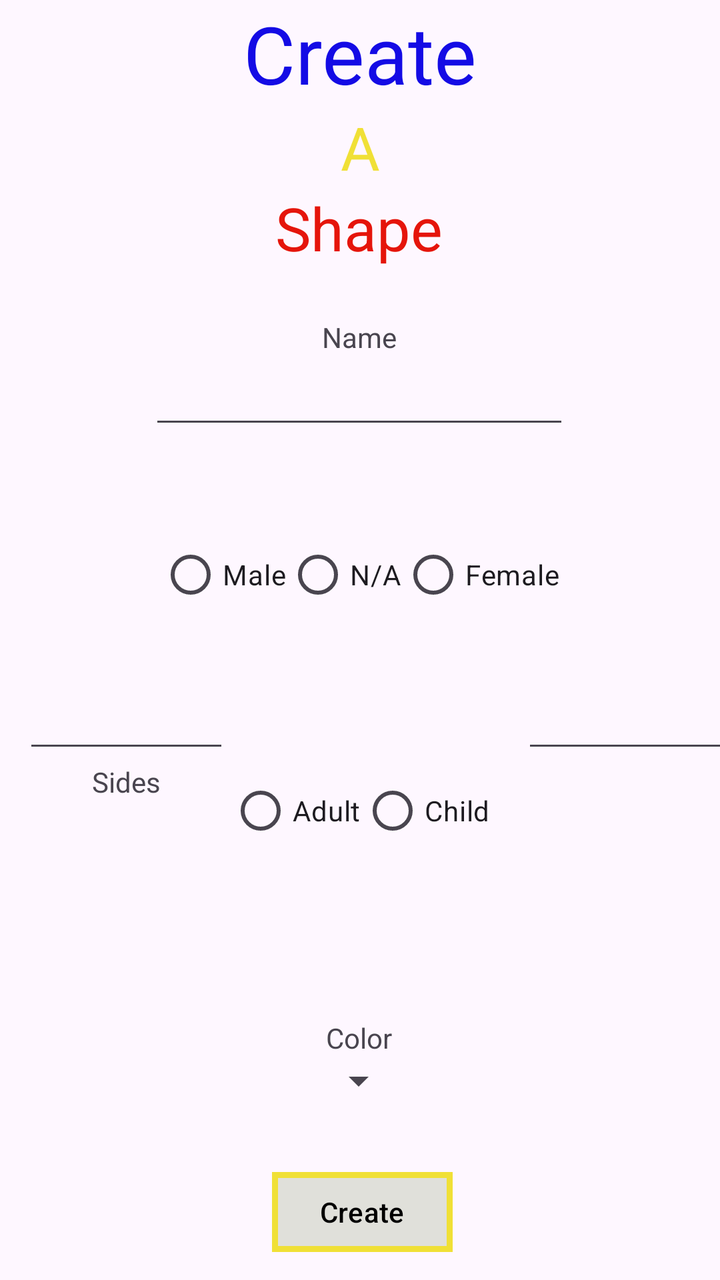
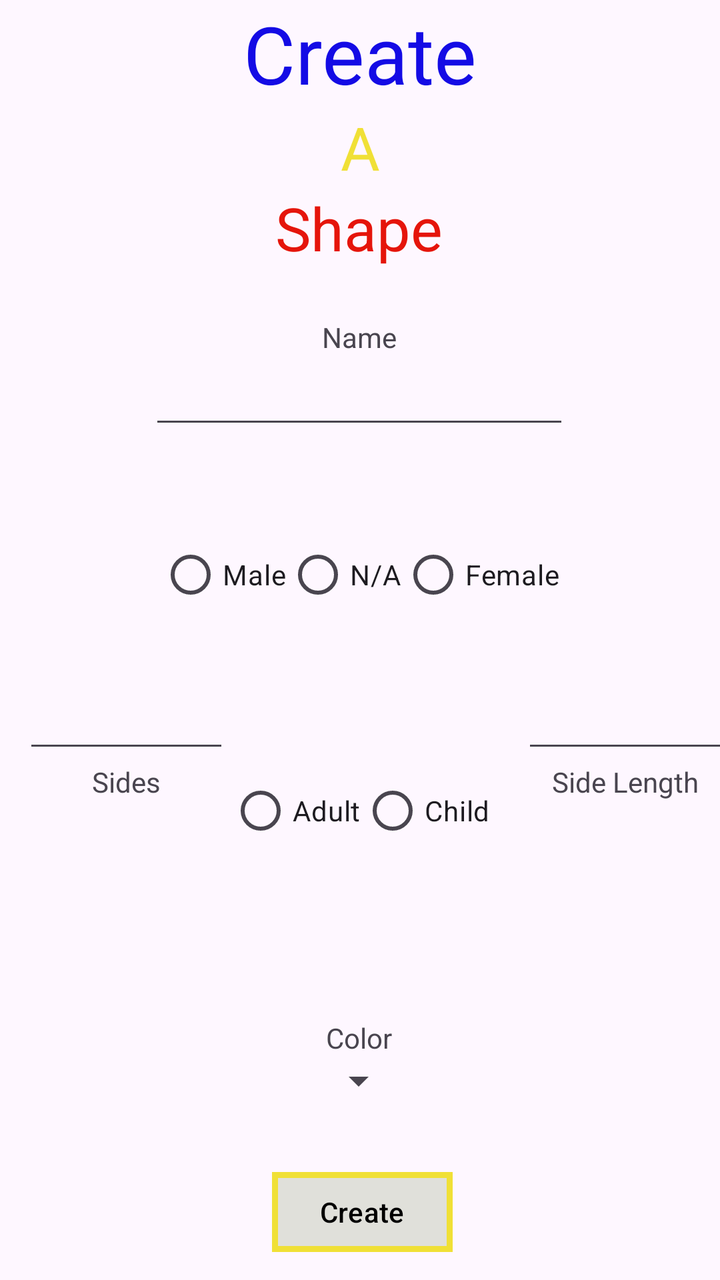

Two renders of the same Android screen: before a commit and after it. Below are the layout's source before the change and the commit's diff.
<!-- AndroidManifest.xml: application theme Theme.Euclydia -->
<!-- res/layout/create_activity.xml -->
<?xml version="1.0" encoding="utf-8"?>
<androidx.constraintlayout.widget.ConstraintLayout xmlns:android="http://schemas.android.com/apk/res/android"
    xmlns:app="http://schemas.android.com/apk/res-auto"
    xmlns:tools="http://schemas.android.com/tools"
    android:layout_width="match_parent"
    android:layout_height="match_parent">

    <TextView
        android:id="@+id/title1"
        android:layout_width="wrap_content"
        android:layout_height="wrap_content"
        android:text="@string/title1"
        android:textColor="@color/blue"
        android:textSize="40sp"
        app:layout_constraintEnd_toEndOf="parent"
        app:layout_constraintStart_toStartOf="parent"
        app:layout_constraintTop_toTopOf="parent" />

    <TextView
        android:id="@+id/title2"
        android:layout_width="wrap_content"
        android:layout_height="wrap_content"
        android:text="@string/title2"
        android:textColor="@color/yellow"
        android:textSize="30sp"
        app:layout_constraintEnd_toEndOf="parent"
        app:layout_constraintStart_toStartOf="parent"
        app:layout_constraintTop_toBottomOf="@id/title1"
        />

    <TextView
        android:id="@+id/title3"
        android:layout_width="wrap_content"
        android:layout_height="wrap_content"
        android:text="@string/title3"
        android:textColor="@color/red"
        android:textSize="30sp"
        app:layout_constraintEnd_toEndOf="parent"
        app:layout_constraintHorizontal_bias="0.498"
        app:layout_constraintStart_toStartOf="parent"
        app:layout_constraintTop_toBottomOf="@id/title2" />

    <EditText
        android:id="@+id/nameField"
        android:layout_width="wrap_content"
        android:layout_height="wrap_content"
        android:layout_marginTop="44dp"
        android:ems="10"
        android:inputType="text"
        app:layout_constraintEnd_toEndOf="parent"
        app:layout_constraintHorizontal_bias="0.497"
        app:layout_constraintStart_toStartOf="parent"
        app:layout_constraintTop_toBottomOf="@+id/title3" />

    <TextView
        android:id="@+id/nameLabel"
        android:layout_width="wrap_content"
        android:layout_height="wrap_content"
        android:text="@string/nameLabel"
        app:layout_constraintBottom_toTopOf="@id/nameField"
        app:layout_constraintStart_toStartOf="@id/nameField"
        app:layout_constraintEnd_toEndOf="@id/nameField"/>

    <EditText
        android:id="@+id/sideField"
        android:layout_width="103dp"
        android:layout_height="46dp"
        android:layout_marginStart="20dp"
        android:layout_marginTop="116dp"
        android:ems="2"
        android:inputType="number"
        app:layout_constraintEnd_toStartOf="@id/nameField"
        app:layout_constraintHorizontal_bias="0.173"
        app:layout_constraintStart_toStartOf="parent"
        app:layout_constraintTop_toBottomOf="@id/nameField" />

    <EditText
        android:id="@+id/lengthfield"
        android:inputType="number"
        android:ems="2"
        android:layout_width="103dp"
        android:layout_height="46dp"
        android:layout_marginEnd="20dp"
        android:layout_marginTop="116dp"
        app:layout_constraintStart_toEndOf="@id/nameField"
        app:layout_constraintEnd_toEndOf="parent"
        app:layout_constraintTop_toBottomOf="@id/nameField" />


    <TextView
        android:layout_width="wrap_content"
        android:layout_height="wrap_content"
        app:layout_constraintTop_toBottomOf="@id/sideField"
        app:layout_constraintStart_toStartOf="@id/sideField"
        app:layout_constraintEnd_toEndOf="@id/sideField"
        android:text="@string/sideLabel"/>


    <RadioGroup
        android:id="@+id/agegroup"
        android:layout_width="wrap_content"
        android:layout_height="wrap_content"
        tools:layout_editor_absoluteX="280dp"
        tools:layout_editor_absoluteY="300dp"
        android:orientation="horizontal"
        app:layout_constraintStart_toStartOf="@id/gendergroup"
        app:layout_constraintEnd_toEndOf="@id/gendergroup"
        app:layout_constraintTop_toBottomOf="@id/sideField"
        >

        <RadioButton
            android:id="@+id/adult"
            android:layout_width="wrap_content"
            android:layout_height="wrap_content"
            android:text="@string/adultlabel" />
        <RadioButton
            android:id="@+id/child"
            android:layout_width="wrap_content"
            android:layout_height="wrap_content"
            android:text="@string/childlabel"/>

    </RadioGroup>

    <RadioGroup
        android:id="@+id/gendergroup"
        android:layout_width="wrap_content"
        android:layout_height="wrap_content"
        android:orientation="horizontal"
        android:layout_marginTop="44dp"
        app:layout_constraintEnd_toEndOf="@id/nameField"
        app:layout_constraintStart_toStartOf="@id/nameField"
        app:layout_constraintTop_toBottomOf="@id/nameField">


        <RadioButton
            android:id="@+id/male"
            android:layout_width="wrap_content"
            android:layout_height="wrap_content"
            android:text="@string/malelabel" />

        <RadioButton
            android:id="@+id/nb"
            android:layout_width="wrap_content"
            android:layout_height="wrap_content"
            android:text="@string/nblabel" />

        <RadioButton
            android:id="@+id/female"
            android:layout_width="wrap_content"
            android:layout_height="wrap_content"
            android:text="@string/femalelabel" />


    </RadioGroup>

    <Spinner
        android:id="@+id/color"
        android:layout_width="wrap_content"
        android:layout_height="wrap_content"
        app:layout_constraintEnd_toEndOf="parent"
        app:layout_constraintHorizontal_bias="0.498"
        app:layout_constraintStart_toStartOf="parent"
        app:layout_constraintTop_toBottomOf="@id/colorlabel" />

    <TextView
        android:id="@+id/colorlabel"
        android:layout_width="wrap_content"
        android:layout_height="wrap_content"
        android:layout_marginTop="80dp"
        android:text="@string/colorlabel"
        app:layout_constraintEnd_toEndOf="@id/color"
        app:layout_constraintHorizontal_bias="0.511"
        app:layout_constraintStart_toStartOf="@id/color"
        app:layout_constraintTop_toBottomOf="@id/agegroup" />

    <com.google.android.material.button.MaterialButton
        style="@style/YellowButton"
        android:layout_width="wrap_content"
        android:layout_height="wrap_content"
        android:text="@string/create"
        app:layout_constraintBottom_toBottomOf="parent"
        app:layout_constraintEnd_toEndOf="@id/color"
        app:layout_constraintHorizontal_bias="0.464"
        app:layout_constraintStart_toStartOf="@id/color"
        app:layout_constraintTop_toBottomOf="@id/color"
        app:layout_constraintVertical_bias="0.75" />


</androidx.constraintlayout.widget.ConstraintLayout>
<!-- resources referenced by this layout -->
<resources>
  <color name="blue">#140be5</color>
  <color name="red">#e5150b</color>
  <color name="yellow">#f0e036</color>
  <string name="adultlabel">Adult</string>
  <string name="childlabel">Child</string>
  <string name="colorlabel">Color</string>
  <string name="create">Create</string>
  <string name="femalelabel">Female</string>
      &gt;
  <string name="malelabel">Male</string>
  <string name="nameLabel">Name</string>
  <string name="nblabel">N/A</string>
  <string name="sideLabel">Sides</string>
  <string name="title1">Create</string>
  <string name="title2">A</string>
  <string name="title3">Shape</string>
  <style name="YellowButton" parent="BaseButton">
          <item name="strokeColor">@color/yellow</item>
      </style>
  <style name="Theme.Euclydia" parent="Base.Theme.Euclydia" />
  <style name="BaseButton" parent="Widget.Material3.Button">
          <item name="backgroundTint">@color/background</item>
          <item name="android:textColor">@color/black</item>
          <item name="cornerRadius">0dp</item>
          <item name="strokeWidth">3dp</item>
  
      </style>
  <style name="Base.Theme.Euclydia" parent="Theme.Material3.DayNight.NoActionBar">
          
          
      </style>
  <color name="background">#e0e0da</color>
  <color name="black">#FF000000</color>
</resources>

<!-- the commit's change to res/layout/create_activity.xml (unified diff, before → after) -->
@@ -85,6 +85,16 @@
         app:layout_constraintStart_toEndOf="@id/nameField"
         app:layout_constraintEnd_toEndOf="parent"
         app:layout_constraintTop_toBottomOf="@id/nameField" />
+
+    <TextView
+        android:id="@+id/lengthLabel"
+        android:layout_width="wrap_content"
+        android:layout_height="wrap_content"
+        android:text="@string/lengthlabel"
+        app:layout_constraintTop_toBottomOf="@id/lengthfield"
+        app:layout_constraintStart_toStartOf="@id/lengthfield"
+        app:layout_constraintEnd_toEndOf="@id/lengthfield"/>
+
 
 
     <TextView
<!-- resource entries referenced after the edit -->
@@ -9,6 +9,7 @@
   <string name="create">Create</string>
   <string name="femalelabel">Female</string>
       &gt;
+  <string name="lengthlabel">Side Length</string>
   <string name="malelabel">Male</string>
   <string name="nameLabel">Name</string>
   <string name="nblabel">N/A</string>
